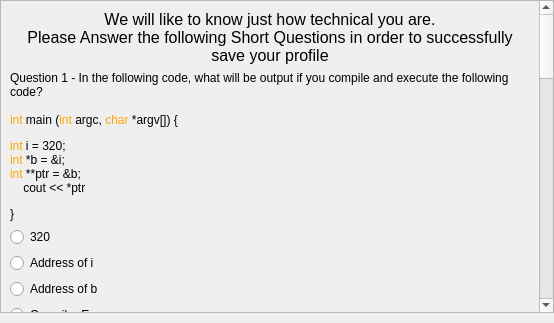
This is ProfileManagement/codingwidget.ui in zcharli/carleton-student-project-partner-finder as Qt 5 draws it before an edit. The edited form follows.
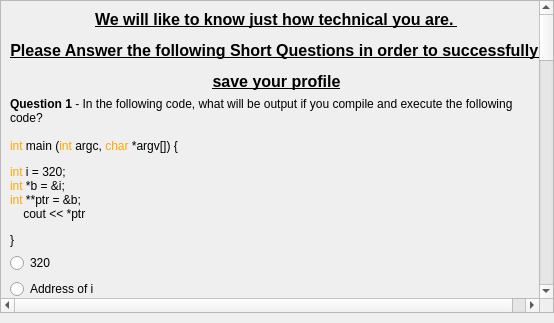
This is the edited form.

Commit message: Coding question integration with marking

```diff
--- a/ProfileManagement/codingwidget.ui
+++ b/ProfileManagement/codingwidget.ui
@@ -35,9 +35,9 @@
       <property name="geometry">
        <rect>
         <x>0</x>
-        <y>-1224</y>
-        <width>540</width>
-        <height>1519</height>
+        <y>-1237</y>
+        <width>547</width>
+        <height>1951</height>
        </rect>
       </property>
       <layout class="QVBoxLayout" name="verticalLayout_2">
@@ -52,9 +52,7 @@
           <number>2</number>
          </property>
          <property name="text">
-          <string>We will like to know just how technical you are. 
-Please Answer the following Short Questions in order to successfully 
-save your profile</string>
+          <string>&lt;html&gt;&lt;head/&gt;&lt;body&gt;&lt;p&gt;&lt;span style=&quot; font-weight:600; text-decoration: underline;&quot;&gt;We will like to know just how technical you are. &lt;/span&gt;&lt;/p&gt;&lt;p&gt;&lt;span style=&quot; font-weight:600; text-decoration: underline;&quot;&gt;Please Answer the following Short Questions in order to successfully &lt;/span&gt;&lt;/p&gt;&lt;p&gt;&lt;span style=&quot; font-weight:600; text-decoration: underline;&quot;&gt;save your profile&lt;/span&gt;&lt;/p&gt;&lt;/body&gt;&lt;/html&gt;</string>
          </property>
          <property name="alignment">
           <set>Qt::AlignCenter</set>
@@ -64,7 +62,7 @@
        <item>
         <widget class="QLabel" name="lblQ1">
          <property name="text">
-          <string>&lt;html&gt;&lt;head/&gt;&lt;body&gt;&lt;p&gt;Question 1 - In the following code, what will be output if you compile and execute the following code?&lt;br/&gt;&lt;br/&gt;&lt;span style=&quot; color:#ffa500;&quot;&gt;int&lt;/span&gt; main (&lt;span style=&quot; color:#ffa500;&quot;&gt;int&lt;/span&gt; argc, &lt;span style=&quot; color:#ffa500;&quot;&gt;char&lt;/span&gt; *argv[]) {&lt;/p&gt;&lt;p&gt;&lt;span style=&quot; color:#0000ff;&quot;/&gt;&lt;span style=&quot; color:#ffa500;&quot;&gt;int&lt;/span&gt; i = 320;&lt;br/&gt;&lt;span style=&quot; color:#0000ff;&quot;/&gt;&lt;span style=&quot; color:#ffa500;&quot;&gt;int&lt;/span&gt; *b = &amp;amp;i;&lt;br/&gt;&lt;span style=&quot; color:#0000ff;&quot;/&gt;&lt;span style=&quot; color:#ffa500;&quot;&gt;int&lt;/span&gt; **ptr = &amp;amp;b;&lt;br/&gt;    cout &amp;lt;&amp;lt; *ptr&lt;/p&gt;&lt;p&gt;}&lt;/p&gt;&lt;/body&gt;&lt;/html&gt;</string>
+          <string>&lt;html&gt;&lt;head/&gt;&lt;body&gt;&lt;p&gt;&lt;span style=&quot; font-weight:600;&quot;&gt;Question 1&lt;/span&gt; - In the following code, what will be output if you compile and execute the following code?&lt;br/&gt;&lt;br/&gt;&lt;span style=&quot; color:#ffa500;&quot;&gt;int&lt;/span&gt; main (&lt;span style=&quot; color:#ffa500;&quot;&gt;int&lt;/span&gt; argc, &lt;span style=&quot; color:#ffa500;&quot;&gt;char&lt;/span&gt; *argv[]) {&lt;/p&gt;&lt;p&gt;&lt;span style=&quot; color:#ffa500;&quot;&gt;int&lt;/span&gt; i = 320;&lt;br/&gt;&lt;span style=&quot; color:#ffa500;&quot;&gt;int&lt;/span&gt; *b = &amp;amp;i;&lt;br/&gt;&lt;span style=&quot; color:#ffa500;&quot;&gt;int&lt;/span&gt; **ptr = &amp;amp;b;&lt;br/&gt;    cout &amp;lt;&amp;lt; *ptr&lt;/p&gt;&lt;p&gt;}&lt;/p&gt;&lt;/body&gt;&lt;/html&gt;</string>
          </property>
          <property name="wordWrap">
           <bool>true</bool>
@@ -127,7 +125,7 @@
        <item>
         <widget class="QLabel" name="lblQ2">
          <property name="text">
-          <string>&lt;html&gt;&lt;head/&gt;&lt;body&gt;&lt;p&gt;Question 2 - In a Deque data structure , the only ways you can insert and remove information is with:&lt;/p&gt;&lt;/body&gt;&lt;/html&gt;</string>
+          <string>&lt;html&gt;&lt;head/&gt;&lt;body&gt;&lt;p&gt;&lt;span style=&quot; font-weight:600;&quot;&gt;Question 2&lt;/span&gt; - In a Deque data structure , the only ways you can insert and remove information is with:&lt;/p&gt;&lt;/body&gt;&lt;/html&gt;</string>
          </property>
          <property name="wordWrap">
           <bool>true</bool>
@@ -190,7 +188,7 @@
        <item>
         <widget class="QLabel" name="lblQ3">
          <property name="text">
-          <string>&lt;html&gt;&lt;head/&gt;&lt;body&gt;&lt;p&gt;Question 3 - In the following code, what will is the value of c if you compile and execute the following code (Note ^ is the operator for XOR)?&lt;br/&gt;&lt;br/&gt;&lt;span style=&quot; color:#ffa500;&quot;&gt;int&lt;/span&gt; main (&lt;span style=&quot; color:#ffa500;&quot;&gt;int&lt;/span&gt; argc, &lt;span style=&quot; color:#ffa500;&quot;&gt;char&lt;/span&gt; *argv[]) {&lt;/p&gt;&lt;p&gt;&lt;span style=&quot; color:#0000ff;&quot;/&gt;&lt;span style=&quot; color:#ffa500;&quot;&gt;unsigned&lt;/span&gt;&lt;span style=&quot; color:#0000ff;&quot;/&gt;&lt;span style=&quot; color:#ffa500;&quot;&gt;char&lt;/span&gt; a = 0b01000000;&lt;br/&gt;&lt;span style=&quot; color:#0000ff;&quot;/&gt;&lt;span style=&quot; color:#ffa500;&quot;&gt;unsigned&lt;/span&gt;&lt;span style=&quot; color:#0000ff;&quot;/&gt;&lt;span style=&quot; color:#ffa500;&quot;&gt;char&lt;/span&gt; b = 0b01010111;&lt;br/&gt;&lt;span style=&quot; color:#0000ff;&quot;/&gt;&lt;span style=&quot; color:#ffa500;&quot;&gt;unsigned&lt;/span&gt;&lt;span style=&quot; color:#0000ff;&quot;/&gt;&lt;span style=&quot; color:#ffa500;&quot;&gt;char&lt;/span&gt; c = a^b;&lt;/p&gt;&lt;p&gt;}&lt;/p&gt;&lt;/body&gt;&lt;/html&gt;</string>
+          <string>&lt;html&gt;&lt;head/&gt;&lt;body&gt;&lt;p&gt;&lt;span style=&quot; font-weight:600;&quot;&gt;Question 3&lt;/span&gt; - In the following code, what will is the value of c if you compile and execute the following code (Note ^ is the operator for XOR)?&lt;br/&gt;&lt;br/&gt;&lt;span style=&quot; color:#ffa500;&quot;&gt;int&lt;/span&gt; main (&lt;span style=&quot; color:#ffa500;&quot;&gt;int&lt;/span&gt; argc, &lt;span style=&quot; color:#ffa500;&quot;&gt;char&lt;/span&gt; *argv[]) {&lt;/p&gt;&lt;p&gt;&lt;span style=&quot; color:#ffa500;&quot;&gt;unsignedchar&lt;/span&gt; a = 0b01000000;&lt;br/&gt;&lt;span style=&quot; color:#ffa500;&quot;&gt;unsignedchar&lt;/span&gt; b = 0b01010111;&lt;br/&gt;&lt;span style=&quot; color:#ffa500;&quot;&gt;unsignedchar&lt;/span&gt; c = a^b;&lt;/p&gt;&lt;p&gt;}&lt;/p&gt;&lt;/body&gt;&lt;/html&gt;</string>
          </property>
          <property name="wordWrap">
           <bool>true</bool>
@@ -253,7 +251,7 @@
        <item>
         <widget class="QLabel" name="lblQ4">
          <property name="text">
-          <string>&lt;html&gt;&lt;head/&gt;&lt;body&gt;&lt;p&gt;Question 4 - What is the purpose of extern?&lt;/p&gt;&lt;/body&gt;&lt;/html&gt;</string>
+          <string>&lt;html&gt;&lt;head/&gt;&lt;body&gt;&lt;p&gt;&lt;span style=&quot; font-weight:600;&quot;&gt;Question 4&lt;/span&gt; - What is the purpose of extern?&lt;/p&gt;&lt;/body&gt;&lt;/html&gt;</string>
          </property>
          <property name="wordWrap">
           <bool>true</bool>
@@ -316,7 +314,7 @@
        <item>
         <widget class="QLabel" name="lblQ5">
          <property name="text">
-          <string>&lt;html&gt;&lt;head/&gt;&lt;body&gt;&lt;p&gt;Question 5 - What is function overloading?&lt;/p&gt;&lt;/body&gt;&lt;/html&gt;</string>
+          <string>&lt;html&gt;&lt;head/&gt;&lt;body&gt;&lt;p&gt;&lt;span style=&quot; font-weight:600;&quot;&gt;Question 5 &lt;/span&gt;- What is function overloading?&lt;/p&gt;&lt;/body&gt;&lt;/html&gt;</string>
          </property>
          <property name="wordWrap">
           <bool>true</bool>
@@ -379,7 +377,7 @@
        <item>
         <widget class="QLabel" name="lblQ6">
          <property name="text">
-          <string>Question 6</string>
+          <string>&lt;html&gt;&lt;head/&gt;&lt;body&gt;&lt;p&gt;&lt;span style=&quot; font-weight:600;&quot;&gt;Question 6&lt;/span&gt;:&lt;/p&gt;&lt;p&gt;Write a function that produces the max three numbers in a list of integers.&lt;/p&gt;&lt;p&gt;The Function description and prototype is as follows:&lt;/p&gt;&lt;p&gt;/*!&lt;/p&gt;&lt;p&gt;* &lt;span style=&quot; color:#00aa00;&quot;&gt;@param&lt;/span&gt;: (in) listToCheck: &lt;span style=&quot; color:#ffa500;&quot;&gt;int*&lt;/span&gt;, &lt;/p&gt;&lt;p&gt;* --------------(in) numElementsInList: &lt;span style=&quot; color:#ffa500;&quot;&gt;int&lt;/span&gt;, &lt;/p&gt;&lt;p&gt;* --------------(out) maxThreeElementsInList: &lt;span style=&quot; color:#ffa500;&quot;&gt;int*&lt;/span&gt;&lt;/p&gt;&lt;p&gt;* &lt;span style=&quot; color:#00aa00;&quot;&gt;@description&lt;/span&gt;: This function takes a integer array and a count, and an &lt;/p&gt;&lt;p&gt;* ----------------------empty arrary to populate with the maximum three&lt;/p&gt;&lt;p&gt;* ----------------------elements in the list.&lt;/p&gt;&lt;p&gt;* &lt;span style=&quot; color:#00aa00;&quot;&gt;@output&lt;/span&gt;: &lt;span style=&quot; color:#ffa500;&quot;&gt;void&lt;/span&gt;&lt;/p&gt;&lt;p&gt;*/&lt;/p&gt;&lt;p&gt;&lt;span style=&quot; font-weight:600; color:#ffa500;&quot;&gt;void&lt;/span&gt;&lt;span style=&quot; font-weight:600;&quot;&gt; maximumThreeNumbersInList(&lt;/span&gt;&lt;span style=&quot; font-weight:600; color:#ffa500;&quot;&gt;int* &lt;/span&gt;&lt;span style=&quot; font-weight:600;&quot;&gt;list, &lt;/span&gt;&lt;span style=&quot; font-weight:600; color:#ffa500;&quot;&gt;int&lt;/span&gt;&lt;span style=&quot; font-weight:600;&quot;&gt; count, &lt;/span&gt;&lt;span style=&quot; font-weight:600; color:#ffa500;&quot;&gt;int* &lt;/span&gt;&lt;span style=&quot; font-weight:600;&quot;&gt;maxThree);&lt;/span&gt;&lt;/p&gt;&lt;p&gt;Please Write your implementation for the function in the text field below.&lt;/p&gt;&lt;p&gt;&lt;span style=&quot; font-weight:600;&quot;&gt;Ensure that your function prototype matches the one above:&lt;/span&gt;&lt;/p&gt;&lt;/body&gt;&lt;/html&gt;</string>
          </property>
         </widget>
        </item>
```
Left out of the diff: 2 changed lines with no effect on the pictures. The commit also changes 13 other files.
